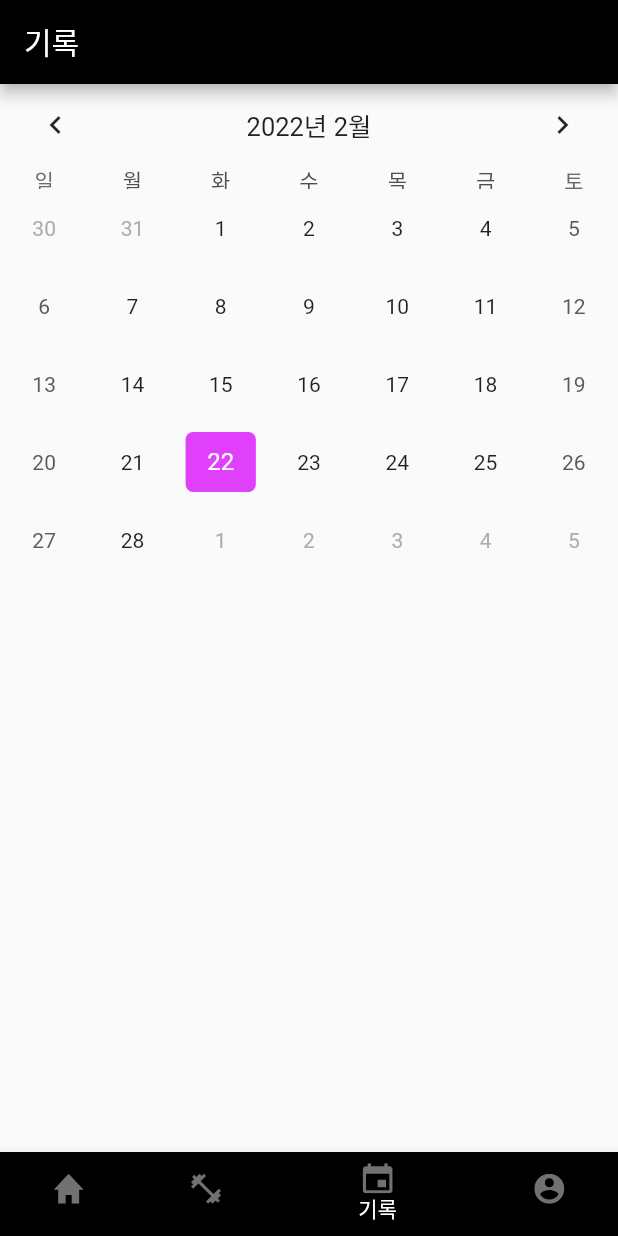
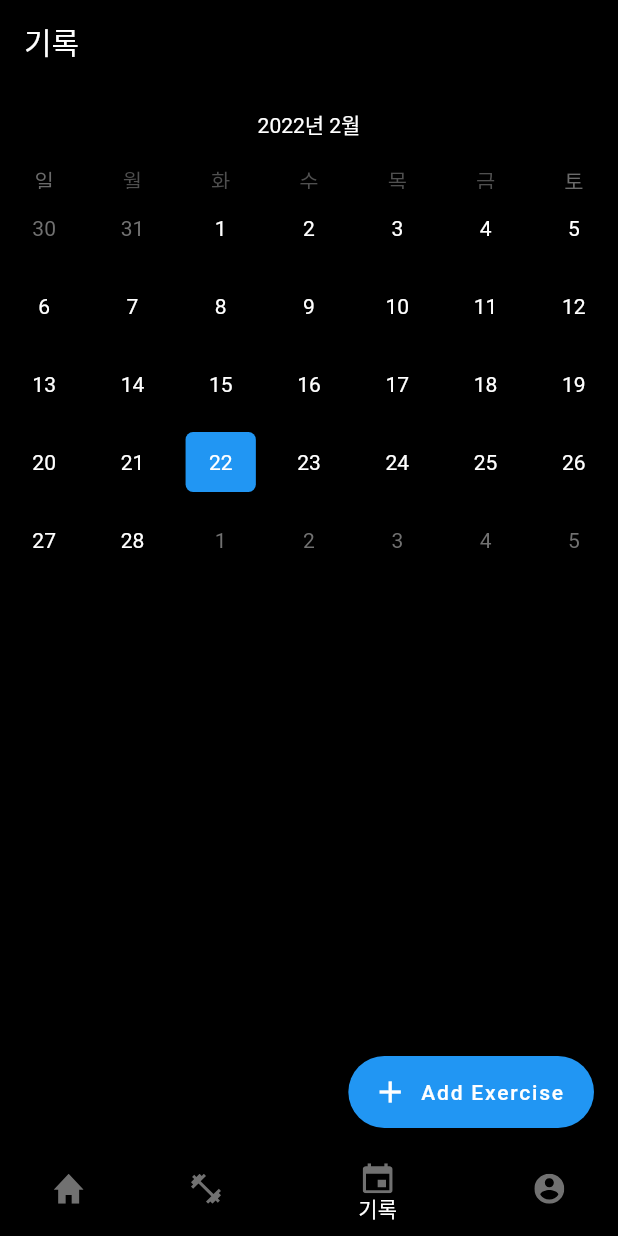
Before and after one commit to TaikoYamaguchi/sdb_trainer, a Flutter app: the screen it shows after launch, item 3 of the bottom bar chosen, on a phone screen of 412 x 824 dp. Run offline on Flutter 3.47's test engine with Material 2 defaults, Android fonts, the phone set to English and light mode, and no system bars; drawn by our look-alikes of table_calendar; our stand-ins replace flutter_svg.

Commit message:
pages/static calendar fixed

```diff
--- a/lib/pages/statics.dart
+++ b/lib/pages/statics.dart
@@ -2,6 +2,8 @@ import 'package:flutter/material.dart';
 import 'package:table_calendar/table_calendar.dart';
 import 'package:intl/intl.dart';
 import 'package:intl/date_symbol_data_local.dart';
+
+import '../src/blocs/statics_event.dart';
 
 class Calendar extends StatefulWidget {
   @override
@@ -9,15 +11,38 @@ class Calendar extends StatefulWidget {
 }
 
 class _CalendarState extends State<Calendar> {
+  late Map<DateTime, List<Event>> selectedEvents;
   CalendarFormat _calendarFormat = CalendarFormat.month;
   DateTime _focusedDay = DateTime.now();
-  DateTime? _selectedDay;
+  DateTime _selectedDay = DateTime.now();
+
+  TextEditingController _eventController = TextEditingController();
+
+  @override
+  void initState() {
+    // TODO: implement initState
+    selectedEvents = {};
+    super.initState();
+  }
+
+  List<Event> _getEventsfromDay(DateTime date) {
+    return selectedEvents[date] ?? [];
+  }
+
+  @override
+  void dispose() {
+    _eventController.dispose();
+    super.dispose();
+  }
 
   @override
   Widget build(BuildContext context) {
     initializeDateFormatting('pt_BR', null);
     return Scaffold(
-      body: TableCalendar(
+      backgroundColor: Colors.black,
+      body: Column(
+        children: [
+          TableCalendar(
             firstDay: DateTime(1990),
             lastDay: DateTime(2050),
             focusedDay: _focusedDay,
@@ -26,6 +51,7 @@ class _CalendarState extends State<Calendar> {
             selectedDayPredicate: (day) {
               return isSameDay(_selectedDay, day);
             },
+            eventLoader: _getEventsfromDay,
             onDaySelected: (selectedDay, focusedDay) {
               if (!isSameDay(_selectedDay, selectedDay)) {
                 setState(() {
@@ -52,21 +78,73 @@ class _CalendarState extends State<Calendar> {
                 borderRadius: BorderRadius.circular(5.0),
                 shape: BoxShape.rectangle,
               ),
-          selectedTextStyle: TextStyle(
+              selectedTextStyle: const TextStyle(
                 color: Colors.white,
               ),
+              defaultTextStyle: const TextStyle(color: Colors.white),
+              withinRangeTextStyle: TextStyle(color: Colors.white),
+              weekendTextStyle: TextStyle(color: Colors.white),
+              outsideTextStyle:
+                  TextStyle(color: Color.fromRGBO(113, 113, 113, 100)),
               todayDecoration: BoxDecoration(
-            color: Colors.purpleAccent,
+                color: Colors.green[600],
+                borderRadius: BorderRadius.circular(5.0),
+                shape: BoxShape.rectangle,
+              ),
+              defaultDecoration: BoxDecoration(
+                borderRadius: BorderRadius.circular(5.0),
+                shape: BoxShape.rectangle,
+              ),
+              weekendDecoration: BoxDecoration(
                 borderRadius: BorderRadius.circular(5.0),
                 shape: BoxShape.rectangle,
               ),
             ),
-        headerStyle: HeaderStyle(
+            headerStyle: const HeaderStyle(
                 formatButtonVisible: false,
+                titleTextStyle: TextStyle(color: Colors.white),
                 titleCentered: true,
                 headerPadding:
                     EdgeInsets.symmetric(horizontal: 5.0, vertical: 3.0)),
           ),
+          ..._getEventsfromDay(_selectedDay)
+              .map((Event event) => ListTile(title: Text(event.title)))
+        ],
+      ),
+      floatingActionButton: FloatingActionButton.extended(
+          onPressed: () => showDialog(
+              context: context,
+              builder: (context) => AlertDialog(
+                      title: const Text("Add Exercise"),
+                      content: TextFormField(controller: _eventController),
+                      actions: [
+                        TextButton(
+                          child: const Text("Cancel"),
+                          onPressed: () => Navigator.pop(context),
+                        ),
+                        TextButton(
+                          child: const Text("Ok"),
+                          onPressed: () {
+                            if (_eventController.text.isEmpty) {
+                            } else {
+                              if (selectedEvents[_selectedDay] != null) {
+                                selectedEvents[_selectedDay]!
+                                    .add(Event(title: _eventController.text));
+                              } else {
+                                selectedEvents[_selectedDay] = [
+                                  Event(title: _eventController.text)
+                                ];
+                              }
+                            }
+                            Navigator.pop(context);
+                            _eventController.clear();
+                            setState(() {});
+                            return;
+                          },
+                        )
+                      ])),
+          label: const Text("Add Exercise"),
+          icon: const Icon(Icons.add)),
     );
   }
 }
--- /dev/null
+++ b/lib/src/blocs/statics_event.dart
@@ -0,0 +1,6 @@
+class Event {
+  final String title;
+  Event({required this.title});
+
+  String toString() => this.title;
+}
```
Lines whose indentation alone changed are shown as unchanged.
